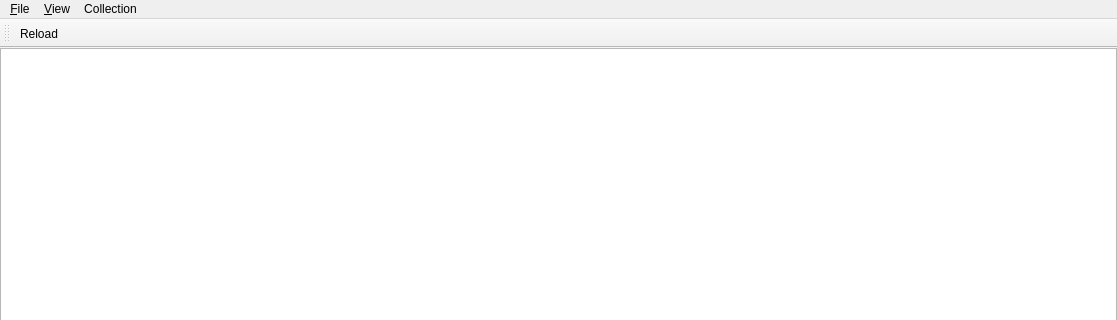
Qt form src/home/flibrary/ui/MainWindow.ui (heimdallr/books) before a commit; both pictures show x 0 to 1117 and y 0 to 320 of the 1117 by 708 pixel window.
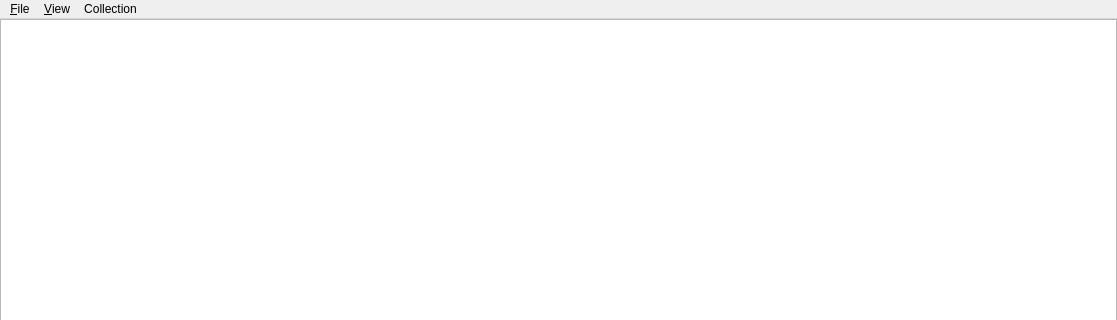
The same form after that commit.

Commit message: Выпилен рудимент

```diff
--- a/src/home/flibrary/ui/MainWindow.ui
+++ b/src/home/flibrary/ui/MainWindow.ui
@@ -217,24 +217,7 @@
    <addaction name="menuView"/>
    <addaction name="menuCollection"/>
   </widget>
-  <widget class="QToolBar" name="mainToolBar">
-   <attribute name="toolBarArea">
-    <enum>TopToolBarArea</enum>
-   </attribute>
-   <attribute name="toolBarBreak">
-    <bool>false</bool>
-   </attribute>
-   <addaction name="actionReload"/>
-  </widget>
   <widget class="QStatusBar" name="statusBar"/>
-  <action name="actionReload">
-   <property name="text">
-    <string>Reload</string>
-   </property>
-   <property name="menuRole">
-    <enum>QAction::NoRole</enum>
-   </property>
-  </action>
   <action name="actionFontSizeUp">
    <property name="text">
     <string>Size Up</string>
```
The commit also changes 1 other file.
